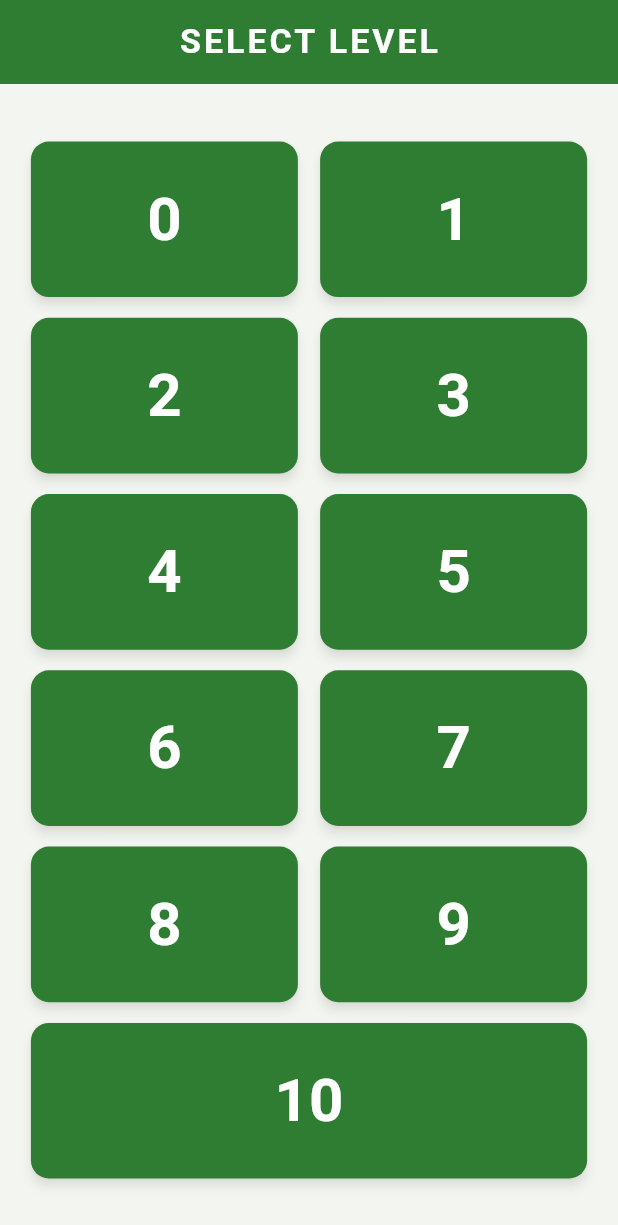
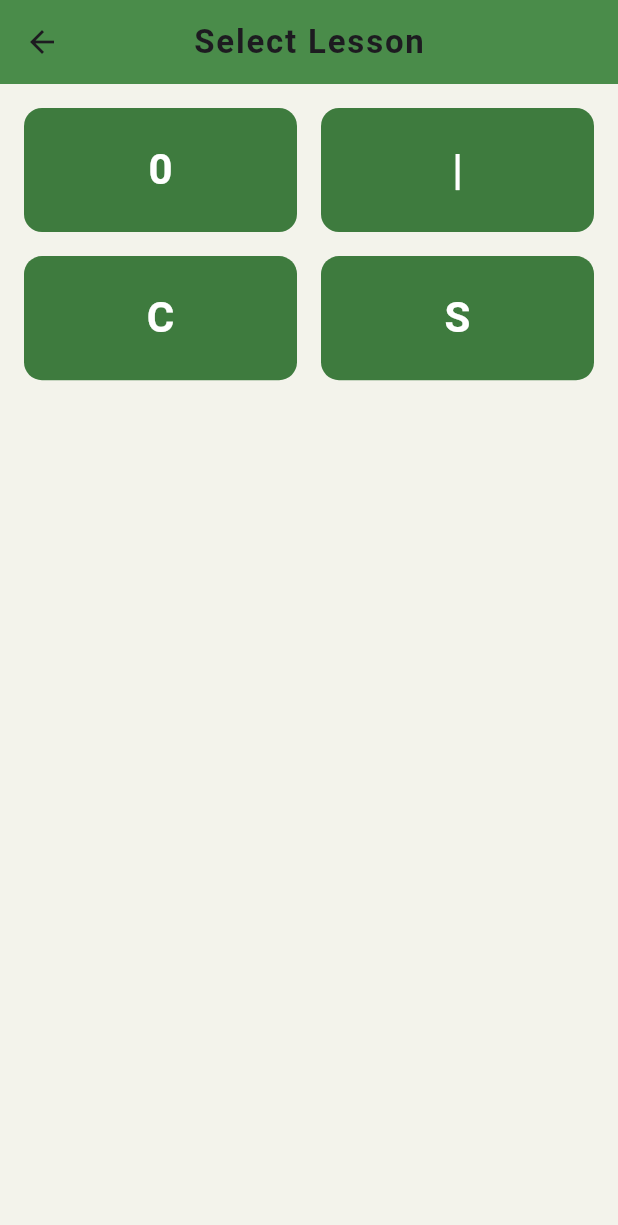
Before and after one commit to PramodCody/Classium, a Flutter app: the screen it shows after launch, after a tap on an icon or button, on a phone screen of 412 x 824 dp. Shown: the top 1225 px of the screen. Run offline on Flutter 3.47's test engine with Material 3 defaults, Android fonts, the phone set to English and light mode, and no system bars.

Commit message:
button0 screen added

```diff
--- /dev/null
+++ b/lib/button_0.dart
@@ -0,0 +1,76 @@
+import 'package:flutter/material.dart';
+
+class Button0 extends StatelessWidget {
+  const Button0({super.key});
+
+  static const Color _buttonColor = Color(0xFF3E7B3E);
+  static const Color _appBarColor = Color(0xFF4A8C4A);
+
+  ButtonStyle get _buttonStyle => ElevatedButton.styleFrom(
+        backgroundColor: _buttonColor,
+        foregroundColor: Colors.white,
+        elevation: 0,
+        shape: RoundedRectangleBorder(
+          borderRadius: BorderRadius.circular(12),
+        ),
+        textStyle: const TextStyle(
+          fontSize: 28,
+          fontWeight: FontWeight.bold,
+        ),
+      );
+
+  @override
+  Widget build(BuildContext context) {
+    return Scaffold(
+      backgroundColor: const Color(0xFFF3F3EB),
+      appBar: AppBar(
+        backgroundColor: _appBarColor,
+        centerTitle: true,
+        title: const Text(
+          'Select Lesson',
+          style: TextStyle(
+            fontWeight: FontWeight.bold,
+            letterSpacing: 1.2,
+          ),
+        ),
+      ),
+
+
+      body: Padding(
+        padding: const EdgeInsets.all(16),
+        child: SizedBox(
+          width: double.infinity,
+          height: MediaQuery.of(context).size.height / 2,
+          child: GridView.count(
+            crossAxisCount: 2,
+            crossAxisSpacing: 16,
+            mainAxisSpacing: 16,
+            childAspectRatio: 2.2,
+            children: [
+              ElevatedButton(
+                style: _buttonStyle,
+                onPressed: () {},
+                child: const Text('0'),
+              ),
+              ElevatedButton(
+                style: _buttonStyle,
+                onPressed: () {},
+                child: const Text('|'),
+              ),
+              ElevatedButton(
+                style: _buttonStyle,
+                onPressed: () {},
+                child: const Text('C'),
+              ),
+              ElevatedButton(
+                style: _buttonStyle,
+                onPressed: () {},
+                child: const Text('S'),
+              ),
+            ],
+          ),
+        ),
+      ),
+    );
+  }
+}
--- a/lib/levels.dart
+++ b/lib/levels.dart
@@ -4,6 +4,8 @@
 // available screen width/height, so it adapts to any device.
 
 import 'package:flutter/material.dart';
+
+import 'button_0.dart';
 
 class LevelsScreen extends StatelessWidget {
   const LevelsScreen({super.key});
@@ -14,11 +16,14 @@ class LevelsScreen extends StatelessWidget {
     final screenWidth = MediaQuery.of(context).size.width;
 
     return Scaffold(
-      backgroundColor: const Color(0xFFF3F5F1), // Light background color. Change here to alter overall theme.
-
+      backgroundColor: const Color(
+        0xFFF3F5F1,
+      ), // Light background color. Change here to alter overall theme.
       // ---------------- APP BAR ----------------
       appBar: AppBar(
-        backgroundColor: const Color(0xFF2E7D32), // AppBar color. Change to re-theme.
+        backgroundColor: const Color(
+          0xFF2E7D32,
+        ), // AppBar color. Change to re-theme.
         elevation: 0,
         centerTitle: true,
         title: Text(
@@ -34,6 +39,9 @@ class LevelsScreen extends StatelessWidget {
 
       // ---------------- BODY ----------------
       body: SafeArea(
+        top: false,
+        child: Padding(
+          padding: const EdgeInsets.all(0),
           // LayoutBuilder gives us the exact available width/height
           // for the body area (excluding AppBar and status bar).
           child: LayoutBuilder(
@@ -42,10 +50,14 @@ class LevelsScreen extends StatelessWidget {
               final maxHeight = constraints.maxHeight;
 
               // ---- CONFIGURABLE LAYOUT VALUES ----
-            const int crossAxisCount = 2;   // Number of columns in the grid (levels 0-9).
-            const int gridRowCount = 5;     // Number of rows in the grid (10 items / 2 columns).
-            const double outerPaddingRatio = 0.05; // Padding around entire body, relative to width.
-            const double spacingRatio = 0.02;      // Spacing between buttons, relative to height.
+              const int crossAxisCount =
+                  2; // Number of columns in the grid (levels 0-9).
+              const int gridRowCount =
+                  5; // Number of rows in the grid (10 items / 2 columns).
+              const double outerPaddingRatio =
+                  0.05; // Padding around entire body, relative to width.
+              const double spacingRatio =
+                  0.02; // Spacing between buttons, relative to height.
 
               // Outer padding (scales with screen size).
               final outerPaddingH = maxWidth * outerPaddingRatio;
@@ -56,9 +68,13 @@ class LevelsScreen extends StatelessWidget {
               final usableHeight = maxHeight - (outerPaddingV * 2);
 
               // Spacing values between buttons.
-            final crossSpacing = usableWidth * 0.04;   // Horizontal gap between grid buttons.
-            final mainSpacing = usableHeight * spacingRatio; // Vertical gap between grid rows.
-            final gridToButton10Spacing = usableHeight * spacingRatio; // Gap before button 10.
+              final crossSpacing =
+                  usableWidth * 0.04; // Horizontal gap between grid buttons.
+              final mainSpacing =
+                  usableHeight *
+                  spacingRatio; // Vertical gap between grid rows.
+              final gridToButton10Spacing =
+                  usableHeight * spacingRatio; // Gap before button 10.
 
               // ---- CALCULATE UNIFORM BUTTON HEIGHT ----
               // Total vertical space is divided into:
@@ -89,7 +105,8 @@ class LevelsScreen extends StatelessWidget {
                     // ---------------- GRID: LEVELS 0-9 ----------------
                     GridView.builder(
                       shrinkWrap: true, // Grid takes only the height it needs.
-                    physics: const NeverScrollableScrollPhysics(), // No scrolling.
+                      physics:
+                          const NeverScrollableScrollPhysics(), // No scrolling.
                       gridDelegate: SliverGridDelegateWithFixedCrossAxisCount(
                         crossAxisCount: crossAxisCount,
                         mainAxisSpacing: mainSpacing,
@@ -101,7 +118,16 @@ class LevelsScreen extends StatelessWidget {
                         return _LevelButton(
                           label: "$index",
                           onPressed: () {
-                          // TODO: Add navigation or level-selection logic here.
+                            print(index);
+                            if (index == 0) {
+                              print(index);
+                              Navigator.push(
+                                context,
+                                MaterialPageRoute(
+                                  builder: (context) => const Button0(),
+                                ),
+                              );
+                            }
                           },
                         );
                       },
@@ -127,6 +153,7 @@ class LevelsScreen extends StatelessWidget {
             },
           ),
         ),
+      ),
     );
   }
 }
@@ -140,26 +167,27 @@ class _LevelButton extends StatelessWidget {
   final String label;
   final VoidCallback onPressed;
 
-  const _LevelButton({
-    required this.label,
-    required this.onPressed,
-  });
+  const _LevelButton({required this.label, required this.onPressed});
 
   @override
   Widget build(BuildContext context) {
     return ElevatedButton(
       onPressed: onPressed,
       style: ElevatedButton.styleFrom(
-        backgroundColor: const Color(0xFF2E7D32), // Button color. Change to re-theme.
+        backgroundColor: const Color(
+          0xFF2E7D32,
+        ), // Button color. Change to re-theme.
         elevation: 3,
         shadowColor: Colors.black45,
         shape: RoundedRectangleBorder(
           borderRadius: BorderRadius.circular(12.0), // Corner roundness.
         ),
-        padding: EdgeInsets.zero, // Padding removed so FittedBox controls sizing.
+        padding:
+            EdgeInsets.zero, // Padding removed so FittedBox controls sizing.
       ),
       child: FittedBox(
-        fit: BoxFit.scaleDown, // Shrinks text if button is small, never overflows.
+        fit: BoxFit
+            .scaleDown, // Shrinks text if button is small, never overflows.
         child: Padding(
           padding: const EdgeInsets.all(8.0), // Inner text padding.
           child: Text(
```
Lines whose indentation alone changed are shown as unchanged.
